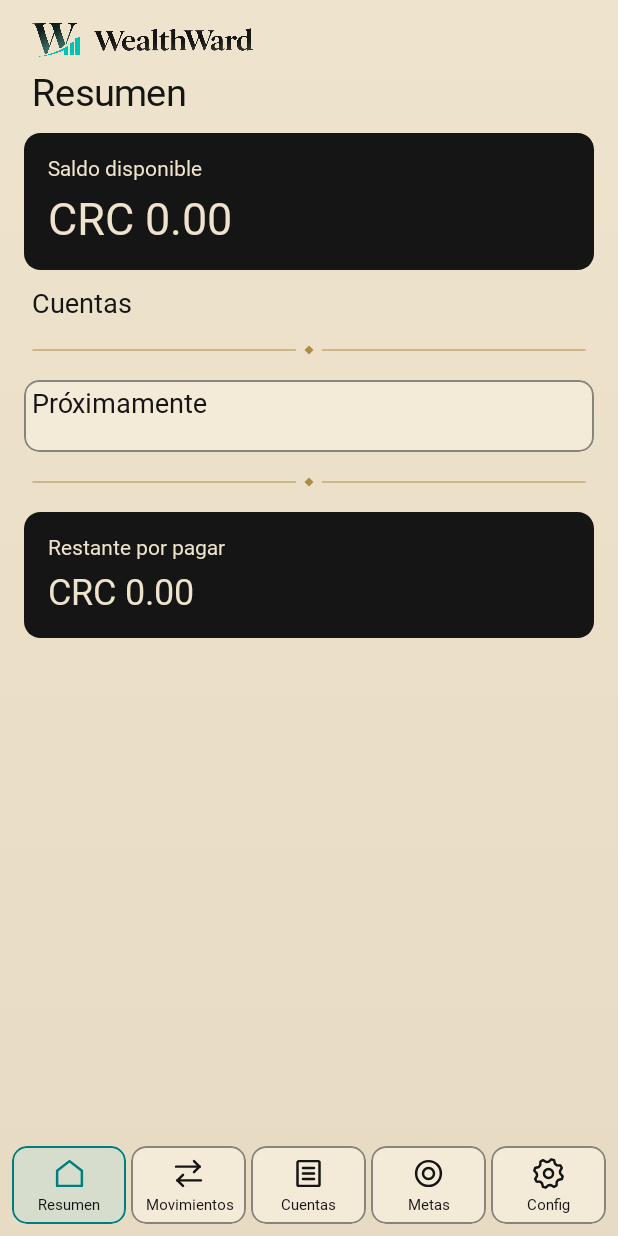
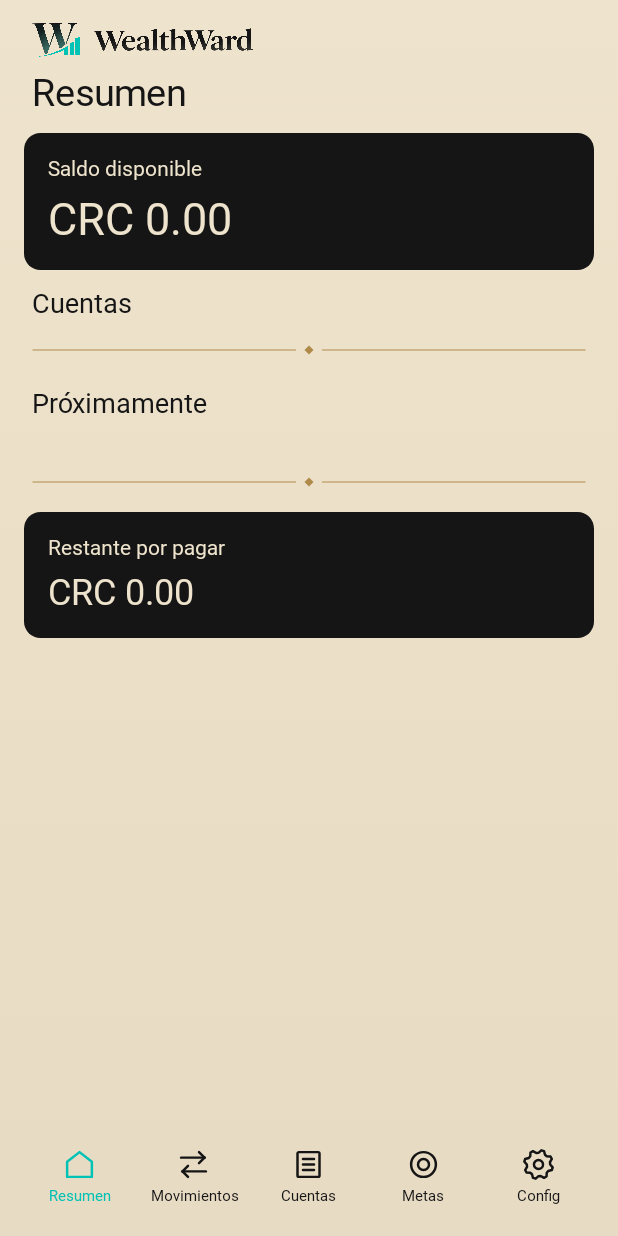
Before and after one commit to kannoncoding/WealthWard, an Android app built with Jetpack Compose: the screen it shows after launch (MainActivity), on a phone screen of 412 x 824 dp. Run offline under Robolectric (Android 15) with nearby library versions, the phone set to English and light mode, and no system bars; our stand-ins replace Room's generated code; Roboto replaces fonts that are not available here.

Commit message:
Complete WealthWard parking lot WW028–WW032

```diff
--- a/app/build.gradle.kts
+++ b/app/build.gradle.kts
@@ -6,7 +6,7 @@ android {
   applicationId = "io.github.kannoncoding.wealthward"
   minSdk = 26
   targetSdk = 37
-  versionCode = 10
+  versionCode = 11
   versionName = "1.3"
   testInstrumentationRunner = "androidx.test.runner.AndroidJUnitRunner"
  }
--- a/app/src/main/java/io/github/kannoncoding/wealthward/data/F06Repository.kt
+++ b/app/src/main/java/io/github/kannoncoding/wealthward/data/F06Repository.kt
@@ -337,8 +337,8 @@ private fun salary(s:JSONObject)=SalaryVersion(s.getString("id"),s.getString("ef
 private fun validateSalary(s: SalaryVersion) {
  YearMonth.parse(s.effectiveMonth)
  if (s.id.isBlank() || s.netMinor <= 0 || (s.scheduleDay != null && s.scheduleDay !in 1..31)) fail("Invalid salary")
- if (s.frequency == IncomeFrequency.MONTHLY) {
-  if (s.anchorDate != null) fail("Invalid salary anchor")
+ if (s.frequency.intervalDays == null) {
+  if (s.anchorDate != null || s.frequency != IncomeFrequency.MONTHLY && s.scheduleDay != null) fail("Invalid salary anchor")
  } else {
   if (s.anchorDate == null || s.scheduleDay != null) fail("A weekly or 14-day salary needs an anchor date")
   LocalDate.parse(s.anchorDate)
--- a/app/src/main/java/io/github/kannoncoding/wealthward/ui/Appearance.kt
+++ b/app/src/main/java/io/github/kannoncoding/wealthward/ui/Appearance.kt
@@ -230,8 +230,7 @@ internal fun TabIcon(index: Int, color: Color) {
 internal fun WealthNavigationBar(tabs: List<String>, selected: Int, onSelect: (Int) -> Unit) {
     if (tabs.isEmpty()) return
     val palette = LocalPalette.current
-    val spacing = LocalUiSize.current.spacingScale
-    val gap = 3.dp * spacing
+    val gap = 2.dp
     val labelStyle = MaterialTheme.typography.labelSmall
     val density = LocalDensity.current
     val measurer = rememberTextMeasurer()
@@ -243,7 +242,7 @@ internal fun WealthNavigationBar(tabs: List<String>, selected: Int, onSelect: (I
 
     BoxWithConstraints(
         Modifier.fillMaxWidth().background(palette.gradientEnd).navigationBarsPadding()
-            .padding(horizontal = 8.dp * spacing, vertical = 8.dp * spacing),
+            .padding(horizontal = 16.dp, vertical = 8.dp),
     ) {
         val available = maxWidth - gap * (tabs.size - 1)
         val minimum = minWidths.fold(0.dp) { total, width -> total + width }
@@ -251,19 +250,19 @@ internal fun WealthNavigationBar(tabs: List<String>, selected: Int, onSelect: (I
         val fits = minimum <= available
         val extra = (available - minimum).coerceAtLeast(0.dp) / tabs.size
         val scrollable = if (fits) Modifier else Modifier.horizontalScroll(scroll)
-        Row(Modifier.fillMaxWidth().then(scrollable).selectableGroup(), horizontalArrangement = Arrangement.spacedBy(gap)) {
+        Row(Modifier.fillMaxWidth().then(scrollable).selectableGroup().padding(vertical = 4.dp), horizontalArrangement = Arrangement.spacedBy(gap)) {
             tabs.forEachIndexed { index, title ->
                 val active = selected == index
                 val width = if (equalWidthsFit) Modifier.weight(1f) else Modifier.width(minWidths[index] + extra)
                 Column(
-                    width.heightIn(min = 52.dp).actionSurface(selected = active)
+                    width.heightIn(min = 52.dp)
                         .selectable(active, role = Role.Tab, onClick = { onSelect(index) })
-                        .padding(horizontal = 3.dp, vertical = 5.dp * spacing),
+                        .padding(horizontal = 3.dp, vertical = 5.dp),
                     horizontalAlignment = Alignment.CenterHorizontally,
-                    verticalArrangement = Arrangement.spacedBy(4.dp * spacing, Alignment.CenterVertically),
+                    verticalArrangement = Arrangement.spacedBy(4.dp),
                 ) {
-                    TabIcon(index, if (active) palette.accent else palette.ink)
-                    Text(title, color = palette.ink, style = labelStyle, softWrap = false, maxLines = 1, textAlign = TextAlign.Center)
+                    TabIcon(index, if (active) Turquoise else palette.ink)
+                    Text(title, color = if (active) Turquoise else palette.ink, style = labelStyle, softWrap = false, maxLines = 1, textAlign = TextAlign.Center)
                 }
             }
         }
--- a/app/src/main/java/io/github/kannoncoding/wealthward/ui/MonthlySummary.kt
+++ b/app/src/main/java/io/github/kannoncoding/wealthward/ui/MonthlySummary.kt
@@ -122,7 +122,7 @@ internal fun MonthlySummary(
         }
     }
     GoldClasp()
-    Column(Modifier.fillMaxWidth().heightIn(min = 48.dp).actionSurface()
+    Column(Modifier.fillMaxWidth().heightIn(min = 48.dp)
         .clickable(role = Role.Button) { open("upcoming", "") }
         .padding(horizontal = 5.dp, vertical = 5.dp)) {
         Text(localized("Próximamente"), style = MaterialTheme.typography.titleLarge, fontSize = 18.sp,
@@ -156,14 +156,14 @@ internal fun MonthlySummary(
 }
 
 @Composable
-internal fun GoldClasp() {
+internal fun GoldClasp(double: Boolean = false) {
     Canvas(Modifier.fillMaxWidth().padding(horizontal = 6.dp).height(16.dp)) {
         val gold = Color(0xFFAF8A49)
         val x = center.x
-        val y = center.y
         val r = 3.dp.toPx()
         val gap = 9.dp.toPx()
         val width = 1.dp.toPx()
+        for (y in if (double) listOf(center.y - 4.dp.toPx(), center.y + 4.dp.toPx()) else listOf(center.y)) {
             drawLine(gold.copy(alpha = .65f), Offset(0f, y), Offset(x - gap, y), width, StrokeCap.Round)
             drawLine(gold.copy(alpha = .65f), Offset(x + gap, y), Offset(size.width, y), width, StrokeCap.Round)
             drawPath(Path().apply {
@@ -173,6 +173,7 @@ internal fun GoldClasp() {
                 lineTo(x - r, y)
                 close()
             }, gold)
+        }
     }
 }
 
```
Also changed, not shown: app/src/main/java/io/github/kannoncoding/wealthward/domain/F06.kt (+9 -2 lines), app/src/main/java/io/github/kannoncoding/wealthward/ui/EnglishCatalog.kt (+7 -0 lines), app/src/main/java/io/github/kannoncoding/wealthward/ui/F06Screens.kt (+32 -7 lines), app/src/main/java/io/github/kannoncoding/wealthward/ui/F07Screens.kt (+7 -4 lines), 2 other files. Lines whose indentation alone changed are shown as unchanged.
